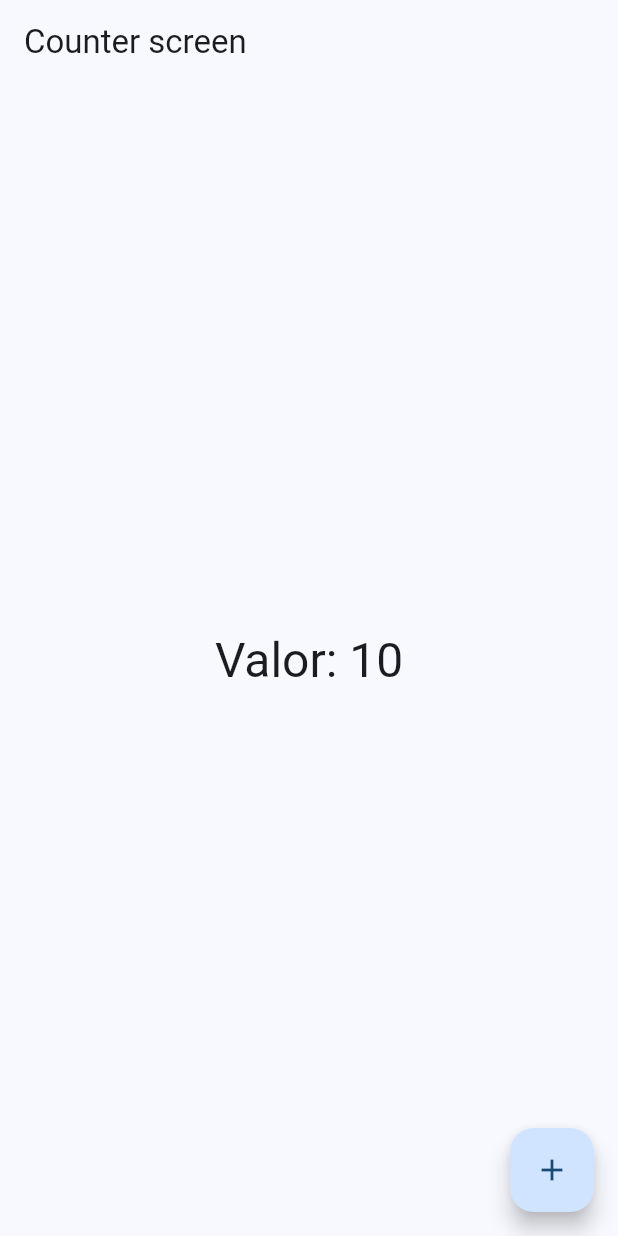
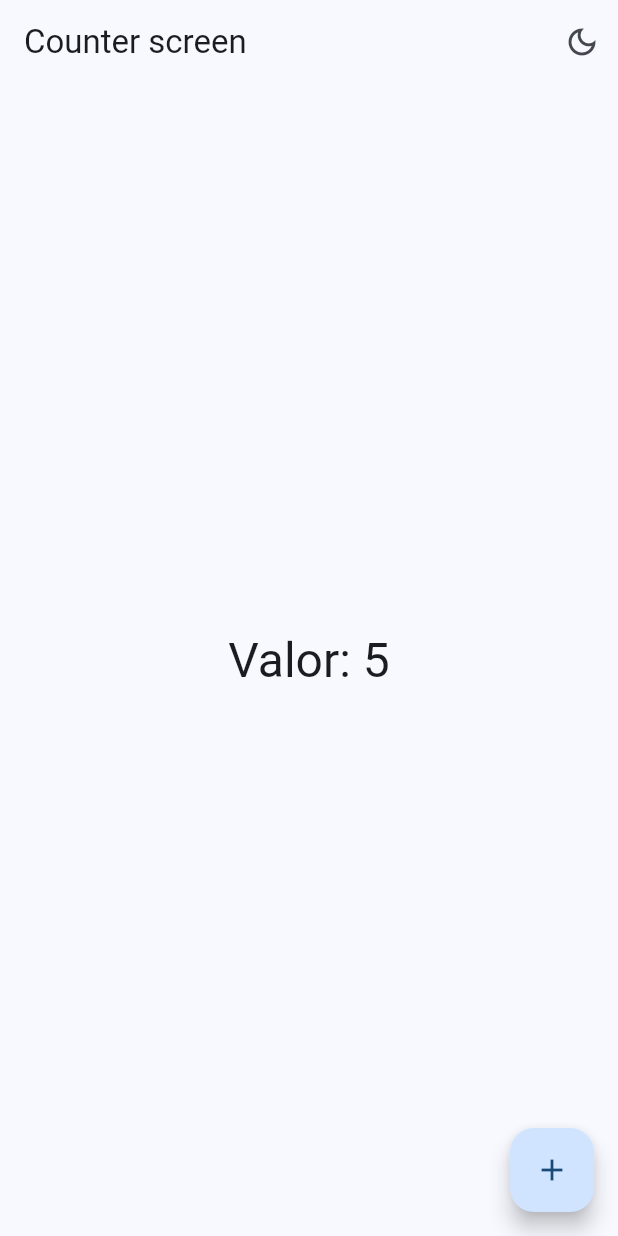
Before and after one commit to MiguelHG2351/widget-app, a Flutter app: the CounterScreen screen opened by its route, on a phone screen of 412 x 824 dp. Run offline on Flutter 3.47's test engine with Material 3 defaults, Android fonts, the phone set to English and light mode, and no system bars; our stand-ins replace animate_do, flutter_riverpod, go_router.

Commit message:
Add counter provider and theme provider

```diff
--- a/lib/main.dart
+++ b/lib/main.dart
@@ -1,9 +1,12 @@
 import 'package:flutter/material.dart';
+import 'package:flutter_riverpod/flutter_riverpod.dart';
 import 'package:widgets_app/config/router/app_router.dart';
 import 'package:widgets_app/config/theme/app_theme.dart';
 
 void main() {
-  runApp(const MainApp());
+  runApp(
+    const ProviderScope(child: MainApp())
+  );
 }
 
 class MainApp extends StatelessWidget {
--- /dev/null
+++ b/lib/presentation/providers/counter_provider.dart
@@ -0,0 +1,3 @@
+import 'package:flutter_riverpod/flutter_riverpod.dart';
+
+final counterProvider = StateProvider((ref) => 5);
--- /dev/null
+++ b/lib/presentation/providers/theme_provider.dart
@@ -0,0 +1,3 @@
+import 'package:flutter_riverpod/flutter_riverpod.dart';
+
+final isDarkModeProvider = StateProvider<bool>((ref) => true);
--- a/lib/presentation/screens/counter/counter_screen.dart
+++ b/lib/presentation/screens/counter/counter_screen.dart
@@ -1,24 +1,35 @@
 import 'package:flutter/material.dart';
+import 'package:flutter_riverpod/flutter_riverpod.dart';
+import 'package:widgets_app/presentation/providers/counter_provider.dart';
+import 'package:widgets_app/presentation/providers/theme_provider.dart';
 
-class CounterScreen extends StatelessWidget {
+class CounterScreen extends ConsumerWidget {
   const CounterScreen({super.key});
   static String name = 'Counter Screen';
 
   @override
-  Widget build(BuildContext context) {
+  Widget build(BuildContext context, WidgetRef ref) {
     final colors = Theme.of(context).textTheme;
+    final int clickCounter = ref.watch( counterProvider );
+    final bool isDarkMode = ref.watch( isDarkModeProvider );
 
     return Scaffold(
       appBar: AppBar(
         title: const Text('Counter screen'),
+        actions: [
+          IconButton(
+            onPressed: () {
+              ref.read(isDarkModeProvider.notifier).update((state) => !state);
+          },
+          icon: Icon(isDarkMode ? Icons.dark_mode_outlined: Icons.light_mode_outlined))
+        ],
       ),
       body: Center(
-        child: Text('Valor: 10', style: colors.headlineLarge,)
+        child: Text('Valor: $clickCounter', style: colors.headlineLarge,)
       ),
       floatingActionButton: FloatingActionButton(
-
         onPressed: () {
-
+          ref.read( counterProvider.notifier ).state++;
         },
         child: const Icon(Icons.add),
       ),
--- a/pubspec.yaml
+++ b/pubspec.yaml
@@ -10,6 +10,7 @@ dependencies:
   animate_do: ^3.1.2
   flutter:
     sdk: flutter
+  flutter_riverpod: ^2.4.9
   go_router: ^13.0.1
 
 dev_dependencies:
```
Also changed, not shown: pubspec.lock.
